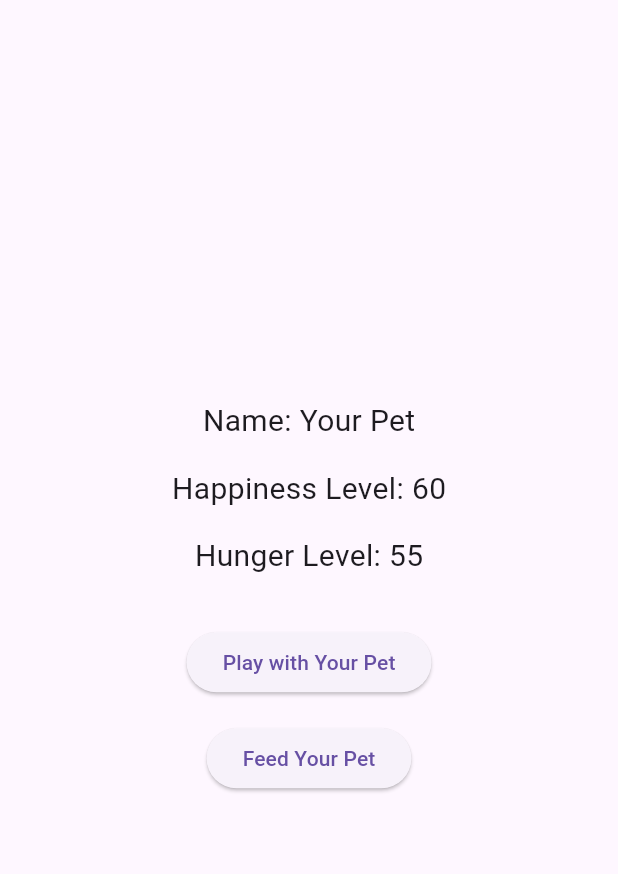
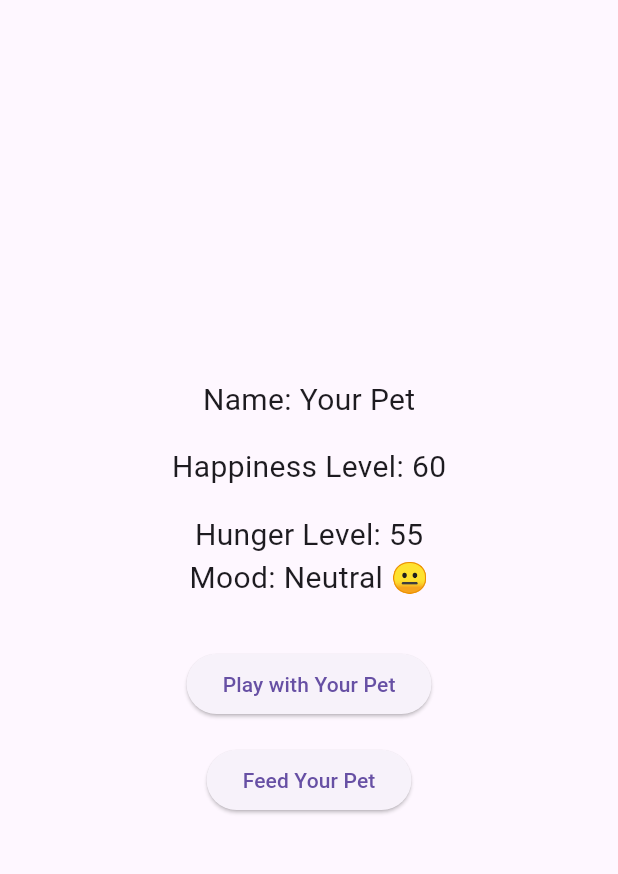
Before and after one commit to TJs87474/Digitalpetapp-state, a Flutter app: the screen it shows after launch, after a tap on "Play with Your Pet", on a phone screen of 412 x 824 dp, the part 63-937 px from its top. Run offline on Flutter 3.47's test engine with Material 3 defaults, Android fonts, the phone set to English and light mode, and no system bars.

Commit message:
Added moods with emoji indicators

```diff
--- a/lib/main.dart
+++ b/lib/main.dart
@@ -21,23 +21,36 @@ class _DigitalPetAppState extends State<DigitalPetApp> {
     super.initState();
     _startHungerTimer();
   }
+    String get petMood {
+    if (happinessLevel >= 70) {
+      return "Happy 😃";
+    } else if (happinessLevel >= 40) {
+      return "Neutral 😐";
+    } else {
+      return "Unhappy 😢";
+    }
+  }
 
   // Function to start automatic hunger increase
   void _startHungerTimer() {
-    hungerTimer = Timer.periodic(Duration(seconds: 30), (timer)
+    hungerTimer = Timer.periodic(Duration(seconds: 10), (timer)
     {
         setState(() {
           hungerLevel = (hungerLevel + 5).clamp(0, 100);
           _updateHappiness();
+        //  print('Mood: $petMood');
         });
     });
   }
+
+
 
   // Function to increase happiness and update hunger when playing with the pet
   void _playWithPet() {
     setState(() {
       happinessLevel = (happinessLevel + 10).clamp(0, 100);
       _updateHunger();
+
     });
   }
 
@@ -91,6 +104,10 @@ class _DigitalPetAppState extends State<DigitalPetApp> {
               'Hunger Level: $hungerLevel',
               style: TextStyle(fontSize: 20.0),
             ),
+            Text(
+              'Mood: $petMood',
+              style: TextStyle(fontSize: 20.0),
+            ),
             SizedBox(height: 32.0),
             ElevatedButton(
               onPressed: _playWithPet,
```
